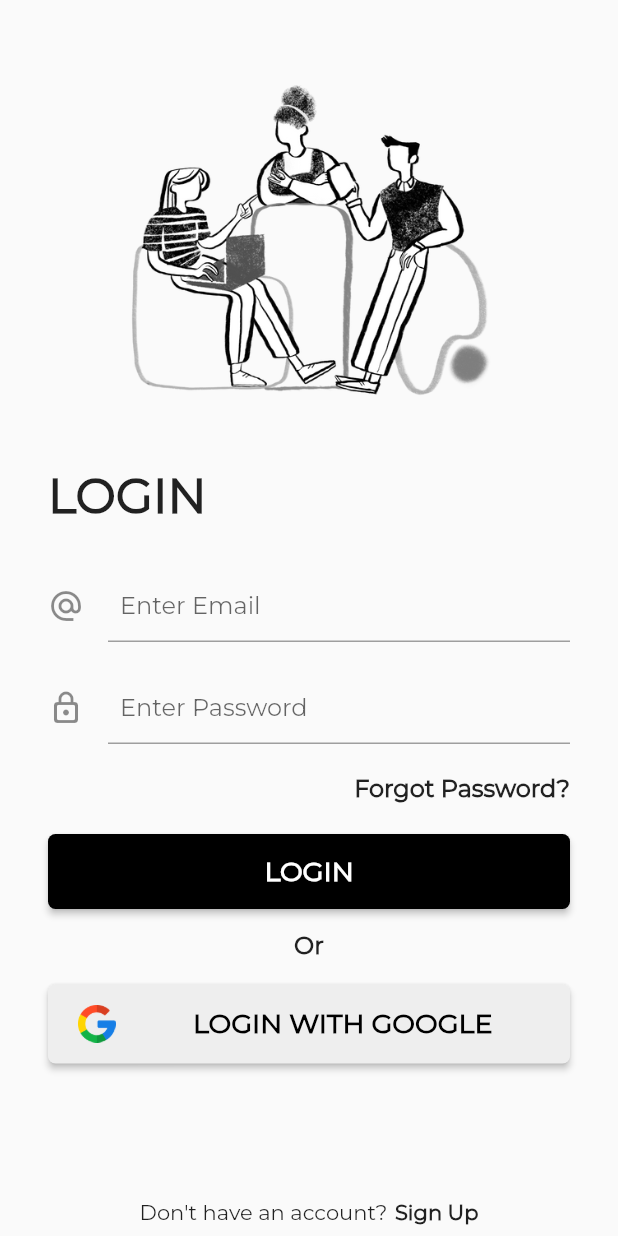
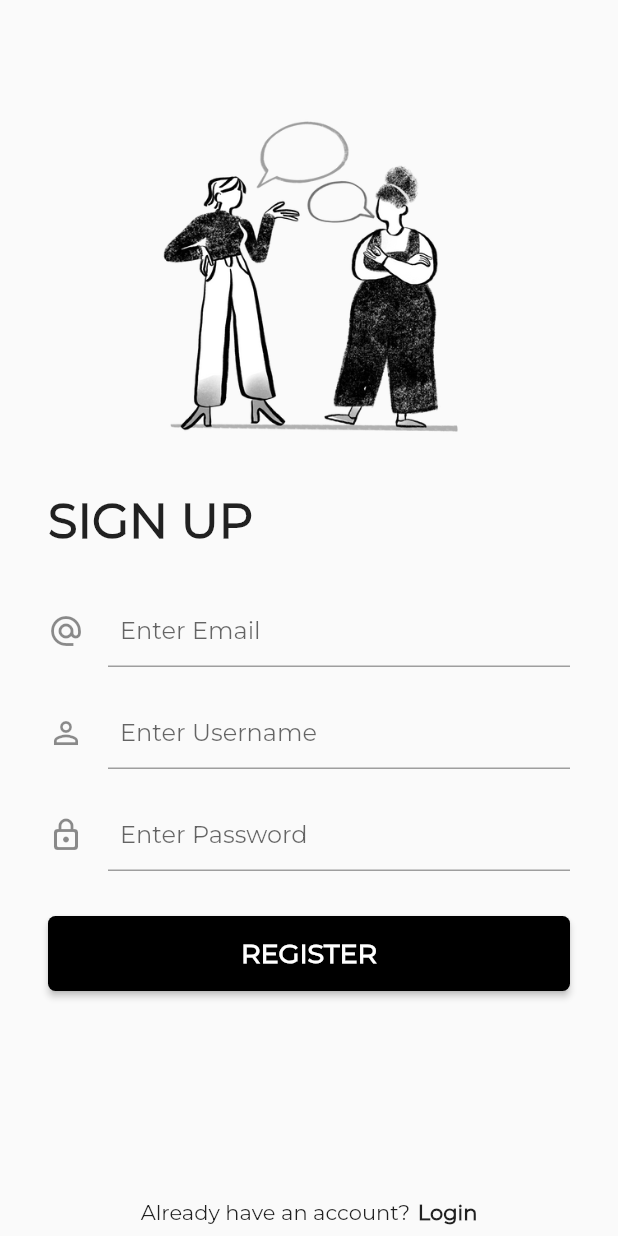
Before and after one commit to VincenSanjaya/TugasStateManagement, a Flutter app: the screen it shows after launch, on a phone screen of 412 x 824 dp. Run offline on Flutter 3.47's test engine with Material 2 defaults, Android fonts, the light colour scheme and no system bars; our stand-ins replace firebase_core, gap; accounts and stored records are empty.

Commit message:
Feat: [VG] Register Screen UI

```diff
--- a/lib/main.dart
+++ b/lib/main.dart
@@ -1,9 +1,13 @@
+import 'package:firebase_core/firebase_core.dart';
 import 'package:flutter/material.dart';
 import 'package:tugas_state_management/screen/login_screen.dart';
+import 'package:tugas_state_management/screen/register_screen.dart';
 
 import 'utils/theme.dart';
 
-void main() {
+void main() async {
+  WidgetsFlutterBinding.ensureInitialized();
+  await Firebase.initializeApp();
   runApp(const MyApp());
 }
 
@@ -20,7 +24,7 @@ class MyApp extends StatelessWidget {
         primarySwatch: primaryBlack,
         fontFamily: 'Montserrat',
       ),
-      home: LoginScreen()
+      home: RegisterScreen()
     );
   }
 }
--- /dev/null
+++ b/lib/screen/register_screen.dart
@@ -0,0 +1,127 @@
+import 'package:flutter/material.dart';
+import 'package:gap/gap.dart';
+import 'package:tugas_state_management/widget/text-field_input.dart';
+
+class RegisterScreen extends StatefulWidget {
+  RegisterScreen({Key? key}) : super(key: key);
+
+  @override
+  State<RegisterScreen> createState() => _RegisterScreenState();
+}
+
+class _RegisterScreenState extends State<RegisterScreen> {
+  final TextEditingController _emailController = TextEditingController();
+  final TextEditingController _passwordController = TextEditingController();
+  final TextEditingController _nameController = TextEditingController();
+
+  @override
+  Widget build(BuildContext context) {
+    return Scaffold(
+        body: SafeArea(
+            child: Container(
+              padding: const EdgeInsets.symmetric(horizontal: 32),
+              width: double.infinity,
+              child: Column(
+                crossAxisAlignment: CrossAxisAlignment.center,
+                children: [
+                  Flexible(child: Container(), flex: 1),
+                  Image(
+                    image: AssetImage(
+                      'assets/images/person-signup.png',
+                    ),
+                    fit: BoxFit.fitHeight,
+                    width: 300,
+                    height: 250,
+                  ),
+                  const Gap(20),
+                  Container(
+                    width: double.infinity,
+                    child: Text(
+                      'SIGN UP',
+                      style: TextStyle(
+                        fontFamily: "Montserrat",
+                        fontSize: 32,
+                        fontWeight: FontWeight.w900,
+                      ),
+                      textAlign: TextAlign.left,
+                    ),
+                  ),
+                  const Gap(30),
+                  TextFieldInput(
+                    icon: Icon(
+                      Icons.alternate_email,
+                    ),
+                    textEditingController: _emailController,
+                    hintText: "Enter Email",
+                    textInputType: TextInputType.emailAddress,
+                    isPass: false,
+                  ),
+                  const Gap(20),
+                  TextFieldInput(
+                    icon: Icon(
+                      Icons.person_outline,
+                    ),
+                    textEditingController: _nameController,
+                    hintText: "Enter Username",
+                    textInputType: TextInputType.text,
+                    isPass: false,
+                  ),
+                  const Gap(20),
+                  TextFieldInput(
+                      icon: Icon(
+                        Icons.lock_outline_rounded,
+                      ),
+                      textEditingController: _passwordController,
+                      hintText: "Enter Password",
+                      textInputType: TextInputType.visiblePassword,
+                      isPass: true),
+                  const Gap(30),
+                  Container(
+                    width: double.infinity,
+                    child: ElevatedButton(
+                      onPressed: () {},
+                      child: Text(
+                        'REGISTER',
+                        style: TextStyle(
+                          fontFamily: "Montserrat",
+                          fontSize: 18,
+                          fontWeight: FontWeight.w900,
+                        ),
+                      ),
+                      style: ElevatedButton.styleFrom(
+                        primary: Colors.black,
+                        shape: RoundedRectangleBorder(
+                          borderRadius: BorderRadius.circular(5),
+                        ),
+                        padding: const EdgeInsets.symmetric(vertical: 14),
+                      ),
+                    ),
+                  ),
+                  const Gap(15),
+                  Flexible(child: Container(), flex: 2),
+                  Row(
+                    mainAxisAlignment: MainAxisAlignment.center,
+                    children: [
+                      Container(
+                        child: const Text("Already have an account?"),
+                        padding: const EdgeInsets.symmetric(vertical: 8),
+                      ),
+                      const SizedBox(
+                        width: 5,
+                      ),
+                      GestureDetector(
+                        onTap: () {},
+                        child: Container(
+                          child: const Text("Login", style: TextStyle(
+                              fontWeight: FontWeight.w900
+                          ),),
+                          padding: const EdgeInsets.symmetric(vertical: 8),
+                        ),
+                      ),
+                    ],
+                  )
+                ],
+              ),
+            )));
+  }
+}
--- a/lib/utils/colors.dart
+++ b/lib/utils/colors.dart
@@ -1 +1,5 @@
 import 'package:flutter/material.dart';
+
+const primaryColor = Colors.black;
+const secondaryColor = Colors.grey;
+const backgroundColor = Colors.white;
--- a/pubspec.yaml
+++ b/pubspec.yaml
@@ -37,6 +37,10 @@ dependencies:
   # Use with the CupertinoIcons class for iOS style icons.
   cupertino_icons: ^1.0.2
   gap: ^2.0.1
+  cloud_firestore: ^4.3.1
+  firebase_auth: ^4.2.5
+  firebase_core: ^2.4.1
+  firebase_storage: ^11.0.10
 
 dev_dependencies:
   flutter_test:
```
Also changed, not shown: assets/images/person-signup.png, pubspec.lock, 4 other files.
